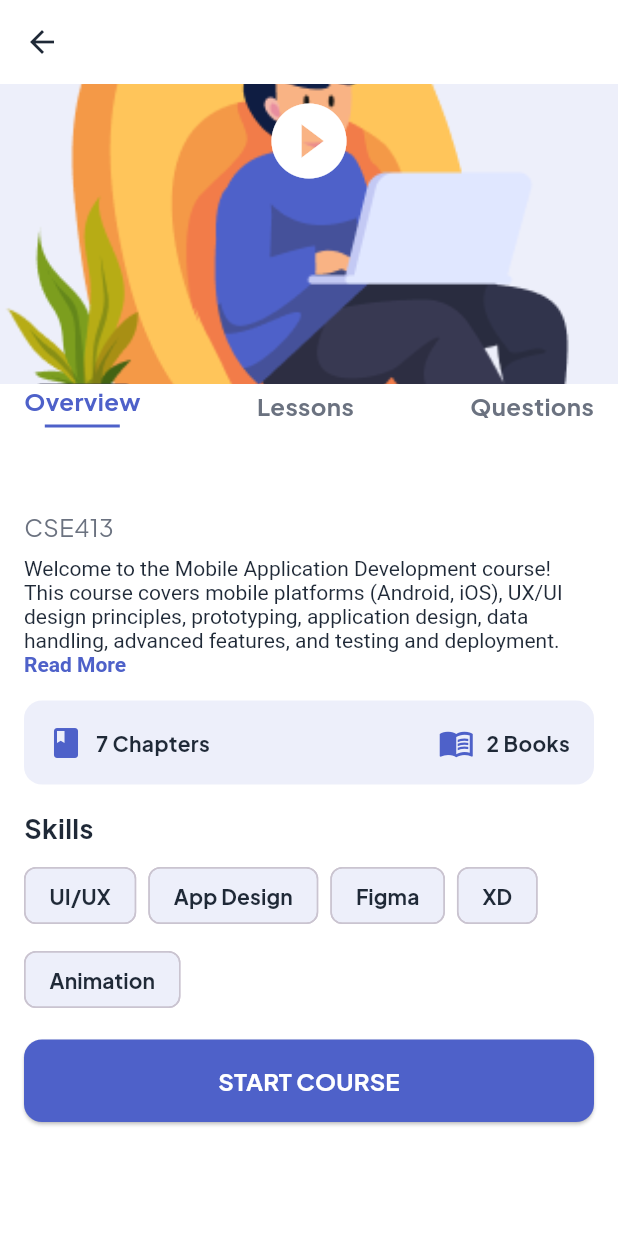
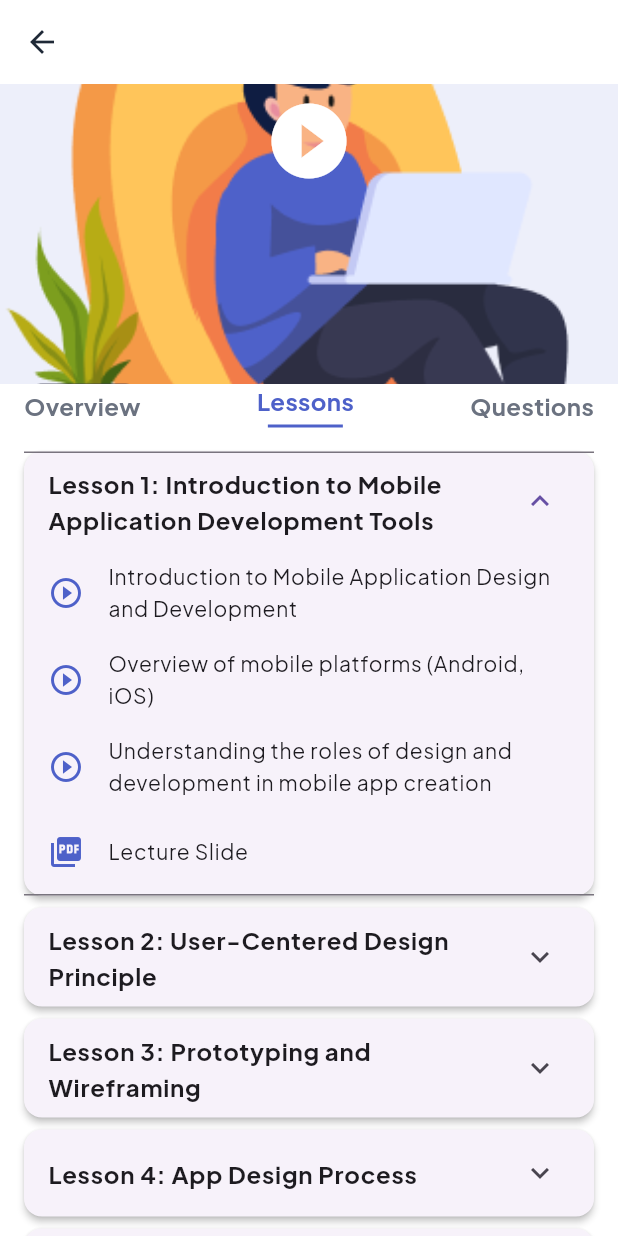
Before and after one commit to saif-pain/smart_learn, a Flutter app: the CourseDetailsPage screen opened directly with empty values, after a tap on "START COURSE", on a phone screen of 412 x 824 dp. Run offline on Flutter 3.47's test engine with Material 3 defaults, Android fonts, the light colour scheme and no system bars; our stand-ins replace google_fonts, shared_preferences; accounts and stored records are empty.

Commit message:
Add LessonsPage and implement navigation from CourseDetailsPage

```diff
--- a/lib/screens/course_details_page.dart
+++ b/lib/screens/course_details_page.dart
@@ -1,5 +1,6 @@
 import 'package:flutter/material.dart';
 import 'package:smart_learn/core/app_colors.dart';
+import 'package:smart_learn/screens/lessons_page.dart';
 
 class CourseDetailsPage extends StatelessWidget {
   final String title;
@@ -25,7 +26,7 @@ class CourseDetailsPage extends StatelessWidget {
           crossAxisAlignment: CrossAxisAlignment.start,
           children: [
             _buildCourseBanner(),
-            _buildTabBar(),
+            _buildTabBar(context),
             const SizedBox(height: 16),
             _buildCourseTitle(),
             const SizedBox(height: 8),
@@ -35,7 +36,7 @@ class CourseDetailsPage extends StatelessWidget {
             const SizedBox(height: 16),
             _buildSkills(),
             const SizedBox(height: 16),
-            _buildStartCourseButton(),
+            _buildStartCourseButton(context),
           ],
         ),
       ),
@@ -73,22 +74,33 @@ class CourseDetailsPage extends StatelessWidget {
     );
   }
 
-  Widget _buildTabBar() {
+  Widget _buildTabBar(BuildContext context) {
     return Padding(
       padding: const EdgeInsets.symmetric(horizontal: 16),
       child: Row(
         mainAxisAlignment: MainAxisAlignment.spaceBetween,
         children: [
-          _buildTabItem('Overview', isSelected: true),
-          _buildTabItem('Lessons', isSelected: false),
-          _buildTabItem('Questions', isSelected: false),
+          _buildTabItem('Overview', isSelected: true, onTap: () {}),
+          _buildTabItem('Lessons', isSelected: false, onTap: () {
+            Navigator.push(
+              context,
+              MaterialPageRoute(
+                builder: (context) => LessonsPage(
+                  title: title,
+                ),
+              ),
+            );
+          }),
+          _buildTabItem('Questions', isSelected: false, onTap: () {}),
         ],
       ),
     );
   }
 
-  Widget _buildTabItem(String title, {required bool isSelected}) {
-    return Column(
+  Widget _buildTabItem(String title, {required bool isSelected, required VoidCallback onTap}) {
+    return GestureDetector(
+      onTap: onTap,
+      child: Column(
         children: [
           Text(
             title,
@@ -106,6 +118,7 @@ class CourseDetailsPage extends StatelessWidget {
               color: AppColors.primary,
             ),
         ],
+      ),
     );
   }
 
@@ -242,14 +255,22 @@ class CourseDetailsPage extends StatelessWidget {
     );
   }
 
-  Widget _buildStartCourseButton() {
+  Widget _buildStartCourseButton(BuildContext context) {
     return Padding(
       padding: const EdgeInsets.symmetric(horizontal: 16),
       child: SizedBox(
         width: double.infinity,
         child: ElevatedButton(
           onPressed: () {
-            // Start course action
+            // Navigate to LessonsPage when START COURSE is pressed
+            Navigator.push(
+              context,
+              MaterialPageRoute(
+                builder: (context) => LessonsPage(
+                  title: title,
+                ),
+              ),
+            );
           },
           style: ElevatedButton.styleFrom(
             backgroundColor: AppColors.primary,
--- /dev/null
+++ b/lib/screens/lessons_page.dart
@@ -0,0 +1,243 @@
+import 'package:flutter/material.dart';
+import 'package:smart_learn/core/app_colors.dart';
+
+class LessonsPage extends StatefulWidget {
+  final String title;
+
+  const LessonsPage({Key? key, required this.title}) : super(key: key);
+
+  @override
+  State<LessonsPage> createState() => _LessonsPageState();
+}
+
+class _LessonsPageState extends State<LessonsPage> {
+  final List<bool> _isExpandedList = [true, false, false, false, false];
+
+  @override
+  Widget build(BuildContext context) {
+    return Scaffold(
+      backgroundColor: Colors.white,
+      appBar: AppBar(
+        backgroundColor: Colors.white,
+        elevation: 0,
+        leading: IconButton(
+          icon: const Icon(Icons.arrow_back, color: AppColors.textPrimary),
+          onPressed: () {
+            Navigator.pop(context);
+          },
+        ),
+        title: Text(
+          widget.title,
+          style: const TextStyle(color: AppColors.textPrimary),
+        ),
+      ),
+      body: SingleChildScrollView(
+        child: Column(
+          crossAxisAlignment: CrossAxisAlignment.start,
+          children: [
+            _buildCourseBanner(),
+            _buildTabBar(),
+            const SizedBox(height: 16),
+            _buildLessonsList(),
+            const SizedBox(height: 16),
+            _buildStartCourseButton(),
+          ],
+        ),
+      ),
+    );
+  }
+
+  Widget _buildCourseBanner() {
+    return Stack(
+      children: [
+        Container(
+          width: double.infinity,
+          height: 200,
+          decoration: BoxDecoration(
+            color: AppColors.secondary,
+            image: const DecorationImage(
+              // Using a placeholder from your assets
+              image: AssetImage('assets/images/onboarding1.png'),
+              fit: BoxFit.cover,
+            ),
+          ),
+        ),
+        Center(
+          child: IconButton(
+            icon: Icon(
+              Icons.play_circle_fill,
+              color: AppColors.white,
+              size: 60,
+            ),
+            onPressed: () {
+              // Play video action
+            },
+          ),
+        ),
+      ],
+    );
+  }
+
+  Widget _buildTabBar() {
+    return Padding(
+      padding: const EdgeInsets.symmetric(horizontal: 16),
+      child: Row(
+        mainAxisAlignment: MainAxisAlignment.spaceBetween,
+        children: [
+          _buildTabItem('Overview', isSelected: false, onTap: () {
+            Navigator.pop(context);
+          }),
+          _buildTabItem('Lessons', isSelected: true, onTap: () {}),
+          _buildTabItem('Questions', isSelected: false, onTap: () {}),
+        ],
+      ),
+    );
+  }
+
+  Widget _buildTabItem(String title, {required bool isSelected, required VoidCallback onTap}) {
+    return GestureDetector(
+      onTap: onTap,
+      child: Column(
+        children: [
+          Text(
+            title,
+            style: TextStyle(
+              fontSize: 16,
+              fontWeight: FontWeight.bold,
+              color: isSelected ? AppColors.primary : AppColors.textSecondary,
+            ),
+          ),
+          if (isSelected)
+            Container(
+              margin: const EdgeInsets.only(top: 4),
+              height: 2,
+              width: 50,
+              color: AppColors.primary,
+            ),
+        ],
+      ),
+    );
+  }
+
+  Widget _buildLessonsList() {
+    final lessons = [
+      {
+        'title': 'Lesson 1: Introduction to Mobile Application Development Tools',
+        'content': <String>[
+          'Introduction to Mobile Application Design and Development',
+          'Overview of mobile platforms (Android, iOS)',
+          'Understanding the roles of design and development in mobile app creation',
+          'Lecture Slide',
+        ],
+      },
+      {
+        'title': 'Lesson 2: User-Centered Design Principle',
+        'content': <String>[],
+      },
+      {
+        'title': 'Lesson 3: Prototyping and Wireframing',
+        'content': <String>[],
+      },
+      {
+        'title': 'Lesson 4: App Design Process',
+        'content': <String>[],
+      },
+      {
+        'title': 'Lesson 5: App Design Process',
+        'content': <String>[],
+      },
+    ];
+
+    return Padding(
+      padding: const EdgeInsets.symmetric(horizontal: 16),
+      child: Column(
+        children: List.generate(lessons.length, (index) {
+          return _buildLessonItem(
+            title: lessons[index]['title'] as String,
+            content: List<String>.from(lessons[index]['content'] as List),
+            isExpanded: _isExpandedList[index],
+            onExpansionChanged: (isExpanded) {
+              setState(() {
+                _isExpandedList[index] = isExpanded;
+              });
+            },
+          );
+        }),
+      ),
+    );
+  }
+
+  Widget _buildLessonItem({
+    required String title,
+    required List<String> content,
+    required bool isExpanded,
+    required ValueChanged<bool> onExpansionChanged,
+  }) {
+    return Card(
+      elevation: 2,
+      margin: const EdgeInsets.only(bottom: 8),
+      shape: RoundedRectangleBorder(
+        borderRadius: BorderRadius.circular(12),
+      ),
+      child: ExpansionTile(
+        title: Text(
+          title,
+          style: const TextStyle(
+            fontSize: 16,
+            fontWeight: FontWeight.bold,
+          ),
+        ),
+        children: content.isNotEmpty
+            ? content.map((item) {
+                return ListTile(
+                  leading: Icon(
+                    item == 'Lecture Slide'
+                        ? Icons.picture_as_pdf
+                        : Icons.play_circle_outline,
+                    color: AppColors.primary,
+                  ),
+                  title: Text(
+                    item,
+                    style: const TextStyle(fontSize: 14),
+                  ),
+                  onTap: () {
+                    // Handle item click
+                  },
+                );
+              }).toList()
+            : [],
+        onExpansionChanged: onExpansionChanged,
+        initiallyExpanded: isExpanded,
+      ),
+    );
+  }
+
+  Widget _buildStartCourseButton() {
+    return Padding(
+      padding: const EdgeInsets.symmetric(horizontal: 16),
+      child: SizedBox(
+        width: double.infinity,
+        child: ElevatedButton(
+          onPressed: () {
+            // Start course action
+          },
+          style: ElevatedButton.styleFrom(
+            backgroundColor: AppColors.primary,
+            padding: const EdgeInsets.symmetric(vertical: 16),
+            shape: RoundedRectangleBorder(
+              borderRadius: BorderRadius.circular(12),
+            ),
+          ),
+          child: const Text(
+            'START COURSE',
+            style: TextStyle(
+              fontSize: 16,
+              fontWeight: FontWeight.bold,
+              color: Colors.white,
+            ),
+          ),
+        ),
+      ),
+    );
+  }
+}
```
Lines whose indentation alone changed are shown as unchanged.
